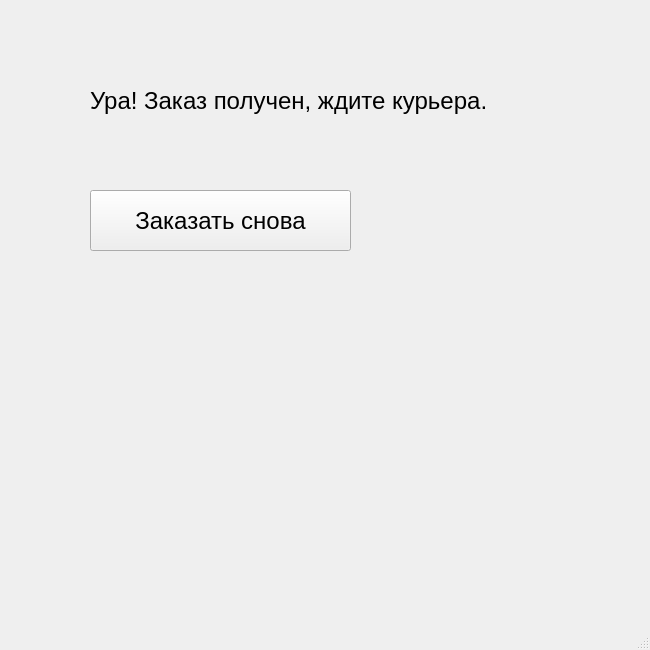
ArtemTeleluhin/Pizzeria, file customer_interface/finish_page.ui: the form before one commit.
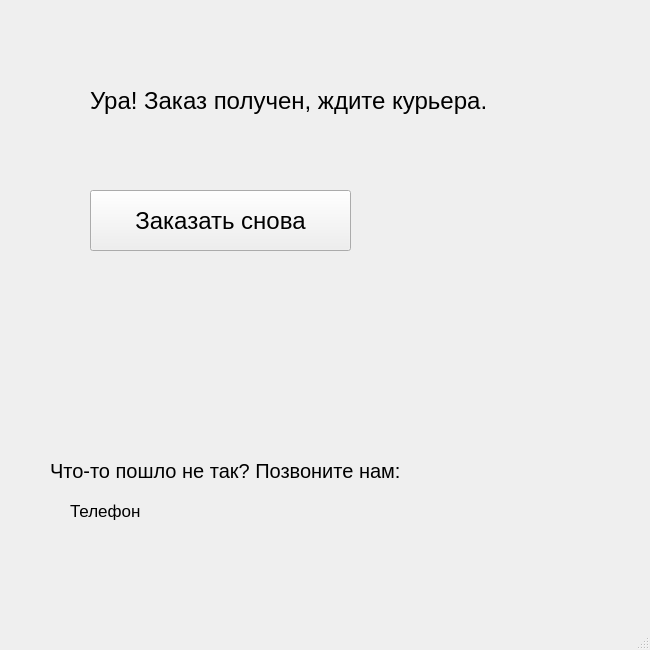
The form after the commit.

Commit message: Привет, totopizzabot! Добавлены команды start и help

What changed in the file:
```diff
--- a/customer_interface/finish_page.ui
+++ b/customer_interface/finish_page.ui
@@ -19,7 +19,7 @@
      <rect>
       <x>90</x>
       <y>70</y>
-      <width>441</width>
+      <width>551</width>
       <height>61</height>
      </rect>
     </property>
@@ -50,6 +50,42 @@
      <string>Заказать снова</string>
     </property>
    </widget>
+   <widget class="QLabel" name="label_2">
+    <property name="geometry">
+     <rect>
+      <x>50</x>
+      <y>440</y>
+      <width>431</width>
+      <height>61</height>
+     </rect>
+    </property>
+    <property name="font">
+     <font>
+      <pointsize>15</pointsize>
+     </font>
+    </property>
+    <property name="text">
+     <string>Что-то пошло не так? Позвоните нам:</string>
+    </property>
+   </widget>
+   <widget class="QLabel" name="label_3">
+    <property name="geometry">
+     <rect>
+      <x>70</x>
+      <y>490</y>
+      <width>121</width>
+      <height>41</height>
+     </rect>
+    </property>
+    <property name="font">
+     <font>
+      <pointsize>13</pointsize>
+     </font>
+    </property>
+    <property name="text">
+     <string>Телефон</string>
+    </property>
+   </widget>
   </widget>
   <widget class="QMenuBar" name="menubar">
    <property name="geometry">
```
The commit also changes 2 other files.
